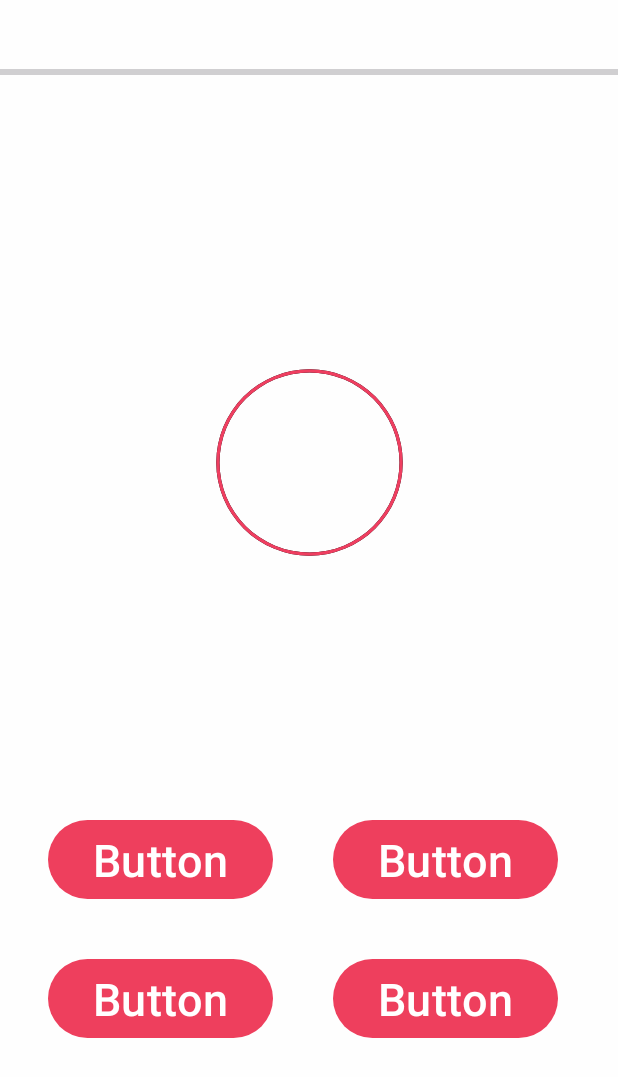
After one commit to rjornelas/Math-Quiz-App, an Android app: the PlayActivity screen opened directly, with no data from a screen before it, on a phone screen of 412 x 824 dp. The commit adds this screen. Shown: the top 1077 px of the screen. Run offline under Robolectric (Android 15) with nearby library versions, the phone set to English and light mode, and no system bars.

Commit message:
Created PlayActivity and refator MainActivity

```diff
--- a/app/src/main/AndroidManifest.xml
+++ b/app/src/main/AndroidManifest.xml
@@ -13,6 +13,9 @@
         android:theme="@style/Theme.Mathquizapp"
         tools:targetApi="31">
         <activity
+            android:name=".PlayActivity"
+            android:exported="false" />
+        <activity
             android:name=".MainActivity"
             android:exported="true">
             <intent-filter>
--- /dev/null
+++ b/app/src/main/java/com/rjornelas/math_quiz_app/PlayActivity.kt
@@ -0,0 +1,11 @@
+package com.rjornelas.math_quiz_app
+
+import androidx.appcompat.app.AppCompatActivity
+import android.os.Bundle
+
+class PlayActivity : AppCompatActivity() {
+    override fun onCreate(savedInstanceState: Bundle?) {
+        super.onCreate(savedInstanceState)
+        setContentView(R.layout.activity_play)
+    }
+}
--- /dev/null
+++ b/app/src/main/res/drawable/black_color_pb_bg.xml
@@ -0,0 +1,12 @@
+<?xml version="1.0" encoding="utf-8"?>
+<layer-list xmlns:android="http://schemas.android.com/apk/res/android">
+    <item>
+        <shape android:shape="ring"
+            android:thicknessRatio="70"
+            android:innerRadiusRatio="2.5"
+            android:useLevel="false">
+            <solid
+                android:color="@color/black"/>
+        </shape>
+    </item>
+</layer-list>
--- /dev/null
+++ b/app/src/main/res/drawable/brain_color_pb_bg.xml
@@ -0,0 +1,12 @@
+<?xml version="1.0" encoding="utf-8"?>
+<layer-list xmlns:android="http://schemas.android.com/apk/res/android">
+    <item>
+        <shape android:shape="ring"
+            android:thicknessRatio="70"
+            android:innerRadiusRatio="2.5"
+            android:useLevel="false">
+            <solid
+                android:color="@color/primary_color_dark"/>
+        </shape>
+    </item>
+</layer-list>
--- a/app/src/main/res/layout/activity_main.xml
+++ b/app/src/main/res/layout/activity_main.xml
@@ -13,14 +13,15 @@
         android:layout_height="300dp"
         app:layout_constraintEnd_toEndOf="parent"
         app:layout_constraintStart_toStartOf="parent"
-        app:layout_constraintTop_toBottomOf="@+id/textView"
-        app:srcCompat="@drawable/brain" />
+        app:layout_constraintTop_toBottomOf="@+id/tvTitle"
+        app:srcCompat="@drawable/brain"
+        android:contentDescription="@string/logo_image" />
 
     <TextView
-        android:id="@+id/textView"
+        android:id="@+id/tvTitle"
         android:layout_width="wrap_content"
         android:layout_height="wrap_content"
-        android:text="Quiz Math"
+        android:text="@string/title_name"
         android:textColor="@color/primary_color"
         android:textSize="70sp"
         android:textStyle="bold"
@@ -30,52 +31,52 @@
         android:layout_marginTop="32dp"/>
 
     <androidx.appcompat.widget.AppCompatButton
-        android:id="@+id/button"
+        android:id="@+id/btnEasy"
         android:layout_width="0dp"
         android:layout_height="wrap_content"
         android:layout_marginStart="16dp"
         android:layout_marginEnd="16dp"
         android:backgroundTint="@color/primary_color"
-        android:text="EASY"
+        android:text="@string/btn_easy_text"
         android:textSize="32sp"
         android:textColor="@color/white"
-        app:layout_constraintBottom_toTopOf="@+id/button2"
+        app:layout_constraintBottom_toTopOf="@+id/btnMedium"
         app:layout_constraintEnd_toEndOf="parent"
         app:layout_constraintStart_toStartOf="parent"
         android:layout_marginBottom="16dp"/>
 
     <androidx.appcompat.widget.AppCompatButton
-        android:id="@+id/button2"
+        android:id="@+id/btnMedium"
         android:layout_width="0dp"
         android:layout_height="wrap_content"
         android:layout_marginStart="16dp"
         android:layout_marginEnd="16dp"
         android:backgroundTint="@color/primary_color"
-        android:text="MEDIUM"
+        android:text="@string/btn_medium_text"
         android:textSize="32sp"
         android:textColor="@color/white"
-        app:layout_constraintBottom_toTopOf="@+id/button3"
+        app:layout_constraintBottom_toTopOf="@+id/btnHard"
         app:layout_constraintEnd_toEndOf="parent"
         app:layout_constraintStart_toStartOf="parent"
         android:layout_marginBottom="16dp"/>
 
     <androidx.appcompat.widget.AppCompatButton
-        android:id="@+id/button3"
+        android:id="@+id/btnHard"
         android:layout_width="0dp"
         android:layout_height="wrap_content"
         android:layout_marginStart="16dp"
         android:layout_marginEnd="16dp"
         android:backgroundTint="@color/primary_color"
-        android:text="HARD"
+        android:text="@string/btn_hard_text"
         android:textColor="@color/white"
         android:textSize="32sp"
-        app:layout_constraintBottom_toTopOf="@+id/textView2"
+        app:layout_constraintBottom_toTopOf="@+id/tvFooter"
         app:layout_constraintEnd_toEndOf="parent"
         app:layout_constraintStart_toStartOf="parent"
         android:layout_marginBottom="16dp"/>
 
     <TextView
-        android:id="@+id/textView2"
+        android:id="@+id/tvFooter"
         android:layout_width="wrap_content"
         android:layout_height="wrap_content"
         android:text="It's time to train your brain!"
--- /dev/null
+++ b/app/src/main/res/layout/activity_play.xml
@@ -0,0 +1,118 @@
+<?xml version="1.0" encoding="utf-8"?>
+<androidx.constraintlayout.widget.ConstraintLayout xmlns:android="http://schemas.android.com/apk/res/android"
+    xmlns:app="http://schemas.android.com/apk/res-auto"
+    xmlns:tools="http://schemas.android.com/tools"
+    android:layout_width="match_parent"
+    android:layout_height="match_parent"
+    android:background="@color/background_color"
+    tools:context=".PlayActivity">
+
+    <ProgressBar
+        android:id="@+id/progressBar"
+        style="@style/Widget.AppCompat.ProgressBar.Horizontal"
+        android:layout_width="match_parent"
+        android:layout_height="wrap_content"
+        android:layout_marginTop="40dp"
+        android:indeterminate="false"
+        android:max="10"
+        android:progress="0"
+        android:progressTint="@color/primary_color"
+        app:layout_constraintEnd_toEndOf="parent"
+        app:layout_constraintStart_toStartOf="parent"
+        app:layout_constraintTop_toTopOf="parent" />
+
+    <TextView
+        android:id="@+id/tvQuestion"
+        android:layout_width="match_parent"
+        android:layout_height="wrap_content"
+        android:layout_marginTop="60dp"
+        android:gravity="center"
+        android:textColor="@color/primary_color"
+        android:textSize="50sp"
+        android:textStyle="bold"
+        app:layout_constraintEnd_toEndOf="parent"
+        app:layout_constraintStart_toStartOf="parent"
+        app:layout_constraintTop_toBottomOf="@+id/progressBar"
+        tools:text="3x10" />
+
+    <FrameLayout
+        android:id="@+id/frameLayout"
+        android:layout_width="150dp"
+        android:layout_height="150dp"
+        android:layout_marginTop="50dp"
+        app:layout_constraintEnd_toEndOf="parent"
+        app:layout_constraintStart_toStartOf="parent"
+        app:layout_constraintTop_toBottomOf="@+id/tvQuestion">
+
+        <ProgressBar
+            android:id="@+id/circularPg"
+            style="@style/Widget.AppCompat.ProgressBar.Horizontal"
+            android:layout_width="150dp"
+            android:layout_height="150dp"
+            android:background="@drawable/black_color_pb_bg"
+            android:indeterminate="false"
+            android:max="10"
+            android:progress="10"
+            android:progressDrawable="@drawable/brain_color_pb_bg"
+            android:rotation="-90" />
+
+        <TextView
+            android:id="@+id/tvCountDown"
+            android:layout_width="match_parent"
+            android:layout_height="match_parent"
+            android:gravity="center"
+            android:textColor="@color/primary_color_dark"
+            android:textSize="80sp"
+            android:textStyle="bold"
+            tools:text="10" />
+    </FrameLayout>
+
+    <Button
+        android:id="@+id/button9"
+        android:layout_width="150dp"
+        android:layout_height="wrap_content"
+        android:layout_marginStart="32dp"
+        android:layout_marginBottom="128dp"
+        android:text="Button"
+        android:textSize="30sp"
+        app:layout_constraintBottom_toBottomOf="parent"
+        app:layout_constraintStart_toStartOf="parent" />
+
+    <Button
+        android:id="@+id/button10"
+        android:layout_width="150dp"
+        android:layout_height="wrap_content"
+        android:layout_marginStart="32dp"
+        android:layout_marginBottom="32dp"
+        android:text="Button"
+        android:textSize="30sp"
+        app:layout_constraintBottom_toTopOf="@+id/button9"
+        app:layout_constraintStart_toStartOf="parent" />
+
+    <Button
+        android:id="@+id/button11"
+        android:layout_width="150dp"
+        android:layout_height="wrap_content"
+        android:layout_marginStart="32dp"
+        android:layout_marginEnd="32dp"
+        android:layout_marginBottom="128dp"
+        android:text="Button"
+        android:textSize="30sp"
+        app:layout_constraintBottom_toBottomOf="parent"
+        app:layout_constraintEnd_toEndOf="parent"
+        app:layout_constraintStart_toEndOf="@+id/button9" />
+
+    <Button
+        android:id="@+id/button12"
+        android:layout_width="150dp"
+        android:layout_height="wrap_content"
+        android:layout_marginStart="32dp"
+        android:layout_marginEnd="32dp"
+        android:layout_marginBottom="32dp"
+        android:text="Button"
+        android:textSize="30sp"
+        app:layout_constraintBottom_toTopOf="@+id/button11"
+        app:layout_constraintEnd_toEndOf="parent"
+        app:layout_constraintStart_toEndOf="@+id/button10" />
+
+</androidx.constraintlayout.widget.ConstraintLayout>
--- a/app/src/main/res/values/colors.xml
+++ b/app/src/main/res/values/colors.xml
@@ -5,4 +5,5 @@
     <color name="primary_color">#EE3F5D</color>
     <color name="primary_color_dark">#EF3E60</color>
     <color name="background_color">#FEFEFE</color>
+    <color name="almost_black">#202020</color>
 </resources>
--- a/app/src/main/res/values/strings.xml
+++ b/app/src/main/res/values/strings.xml
@@ -1,3 +1,8 @@
 <resources>
     <string name="app_name">Math-quiz-app</string>
+    <string name="title_name">Quiz Math</string>
+    <string name="btn_easy_text">EASY</string>
+    <string name="btn_medium_text">MEDIUM</string>
+    <string name="btn_hard_text">HARD</string>
+    <string name="logo_image">logo image</string>
 </resources>
```
